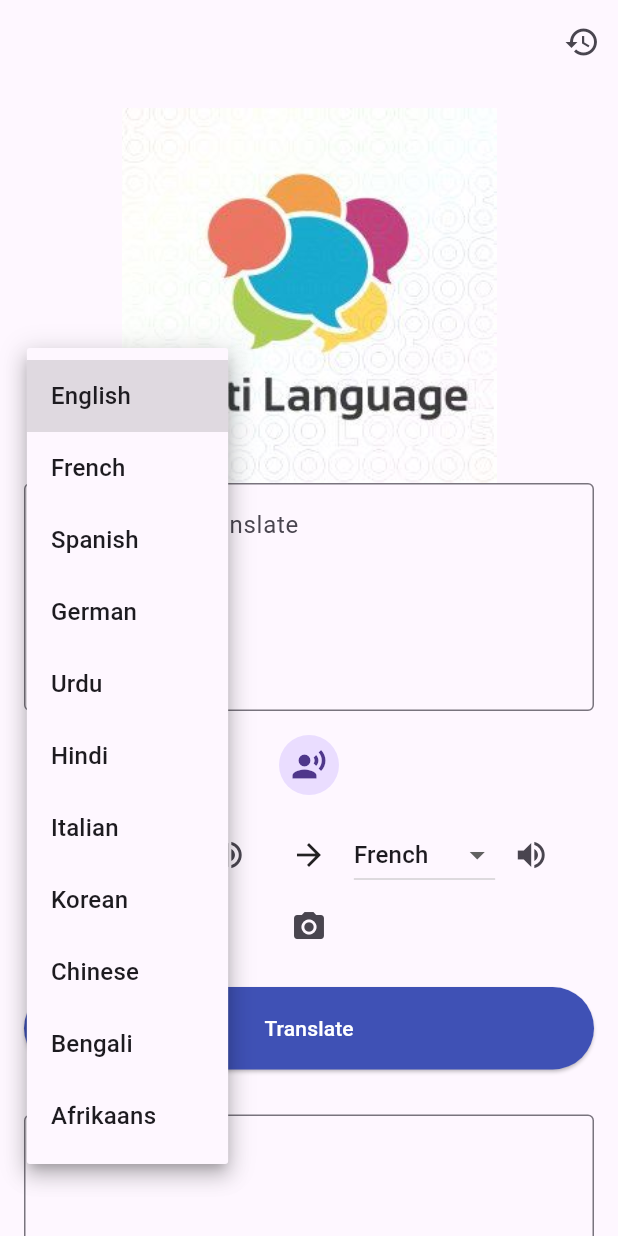
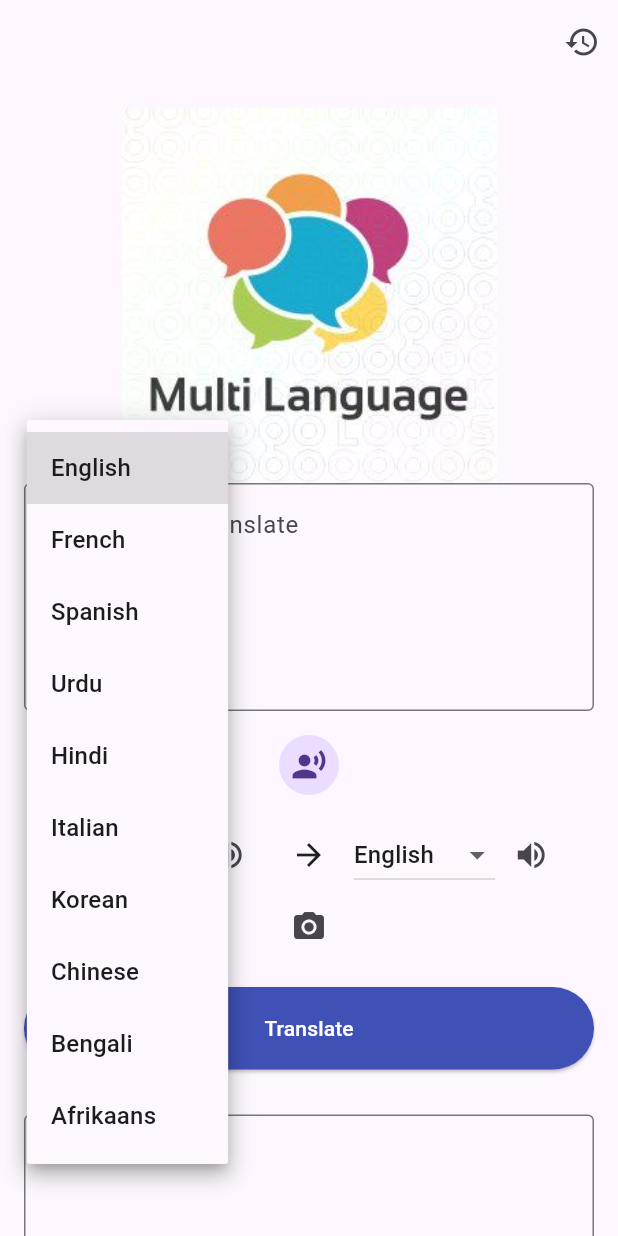
Before and after one commit to hazziii/hazifanasir, a Flutter app: the screen it shows once a user with an empty profile is signed in, after a tap on the "mic" icon, after a tap on "English", on a phone screen of 412 x 824 dp. Run offline on Flutter 3.47's test engine with Material 3 defaults, Android fonts, the light colour scheme and no system bars; our stand-ins replace animated_text_kit, clay_containers, firebase_auth, firebase_core, firebase_database, flutter_spinkit and 3 more; missing offline and left inert: google_ml_kit, translator; accounts and stored records are empty.

Commit message:
added live translate and changes language codes

```diff
--- a/lib/pages/home_page.dart
+++ b/lib/pages/home_page.dart
@@ -1,4 +1,3 @@
-import 'package:cloud_firestore/cloud_firestore.dart';
 import 'package:firebase_database/firebase_database.dart';
 import 'package:flutter/material.dart';
 import 'package:firebase_auth/firebase_auth.dart';
@@ -69,13 +68,26 @@ class _HomeScreenState extends State<HomeScreen> {
   final translator = GoogleTranslator();
   String inputText = '';
   String inputLanguage = 'English';
-  String outputLanguage = 'French';
+  String outputLanguage = 'English';
+
+  Map swapCodes = {
+    'English': 'en',
+    'French': 'fr',
+    'Spanish': 'es',
+    'Urdu': 'ur',
+    'Hindi': 'hi',
+    'Italian': 'it',
+    'Korean': 'ko',
+    'Chinese': 'cs',
+    'Bengali': 'bn',
+    'Afrikaans': 'af',
+  };
 
   Future<void> translateText() async {
     final translated = await translator.translate(
       inputText,
-      from: inputLanguage,
-      to: outputLanguage,
+      from: swapCodes[inputLanguage],
+      to: swapCodes[outputLanguage],
     );
     setState(() {
       outputController.text = translated.text;
@@ -90,13 +102,13 @@ class _HomeScreenState extends State<HomeScreen> {
   final FlutterTts flutterTts = FlutterTts();
 
   void speakInput(String text) async {
-    await flutterTts.setLanguage(inputLanguage);
+    await flutterTts.setLanguage(swapCodes[inputLanguage]);
     await flutterTts.setPitch(1); //0.5 to 1.5
     await flutterTts.speak(text);
   }
 
   void speakOutput(String text) async {
-    await flutterTts.setLanguage(outputLanguage);
+    await flutterTts.setLanguage(swapCodes[outputLanguage]);
     await flutterTts.setPitch(1); //0.5 to 1.5
     await flutterTts.speak(text);
   }
@@ -136,8 +148,12 @@ class _HomeScreenState extends State<HomeScreen> {
 
   @override
   Widget build(BuildContext context) {
+    inputController.addListener(
+      () {
+        translateText();
+      },
+    );
     String uid = getId();
-
     return Scaffold(
       appBar: AppBar(
         actions: [
@@ -172,6 +188,16 @@ class _HomeScreenState extends State<HomeScreen> {
                           border: OutlineInputBorder(),
                           hintText: "Enter Text to translate",
                         ),
+                        onTapOutside: (event) {
+                          translateText;
+                        },
+                        onSubmitted: (value) {
+                          translateText;
+                        },
+                        onTap: () => {translateText},
+                        onEditingComplete: () {
+                          translateText;
+                        },
                         onChanged: (value) {
                           setState(() {
                             inputText = value;
@@ -229,7 +255,6 @@ class _HomeScreenState extends State<HomeScreen> {
                                   'English',
                                   'French',
                                   'Spanish',
-                                  'German',
                                   'Urdu',
                                   'Hindi',
                                   'Italian',
@@ -263,15 +288,14 @@ class _HomeScreenState extends State<HomeScreen> {
                                 items: <String>[
                                   'English',
                                   'French',
+                                  'Spanish',
                                   'Urdu',
                                   'Hindi',
-                                  'German',
+                                  'Italian',
+                                  'Korean',
+                                  'Chinese',
+                                  'Bengali',
                                   'Afrikaans',
-                                  'Bengali',
-                                  'Spanish',
-                                  'Chinese',
-                                  'Korean',
-                                  'Italian',
                                 ].map<DropdownMenuItem<String>>((String value) {
                                   return DropdownMenuItem<String>(
                                     value: value,
```
